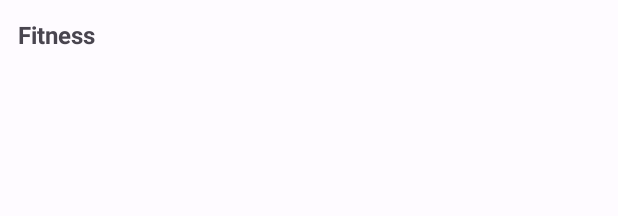
After one commit to droidevs/counter-app, an Android app: the layout item_home_category.xml on its own in the app's theme, with its tools: preview values and no code run, on a phone screen of 412 x 824 dp. The commit adds this screen. Shown: the top 216 px of the screen. Run offline under Robolectric (Android 15) with nearby library versions, the phone set to English and light mode, and no system bars.

Commit message:
set up category recycler

```diff
--- a/app/src/main/java/io/droidevs/counterapp/ui/vm/HomeViewModel.kt
+++ b/app/src/main/java/io/droidevs/counterapp/ui/vm/HomeViewModel.kt
@@ -25,5 +25,4 @@ class HomeViewModel(val counterRepository: CounterRepository) : ViewModel() {
         .onStart { emit(0) }
 
 
-
 }
--- /dev/null
+++ b/app/src/main/res/layout/item_home_category.xml
@@ -0,0 +1,17 @@
+<?xml version="1.0" encoding="utf-8"?>
+<LinearLayout xmlns:android="http://schemas.android.com/apk/res/android"
+    android:layout_width="wrap_content"
+    android:layout_height="wrap_content"
+    android:orientation="vertical"
+    android:padding="12dp"
+    android:layout_marginEnd="12dp">
+
+    <TextView
+        android:id="@+id/txtCategoryName"
+        android:layout_width="wrap_content"
+        android:layout_height="wrap_content"
+        android:text="Fitness"
+        android:textStyle="bold"
+        android:textSize="16sp"/>
+
+</LinearLayout>
```
Also changed, not shown: app/src/main/java/io/droidevs/counterapp/adapter/HomeCategoryAdapter.kt (added, +46 -0 lines), app/src/main/java/io/droidevs/counterapp/ui/HomeFragment.kt (+20 -5 lines), app/src/main/res/layout/fragment_home.xml (+69 -31 lines).
